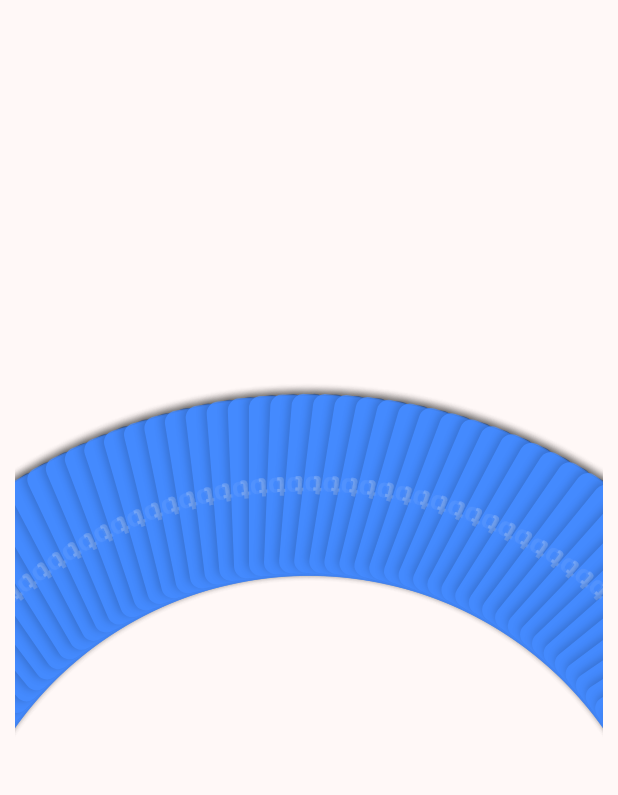
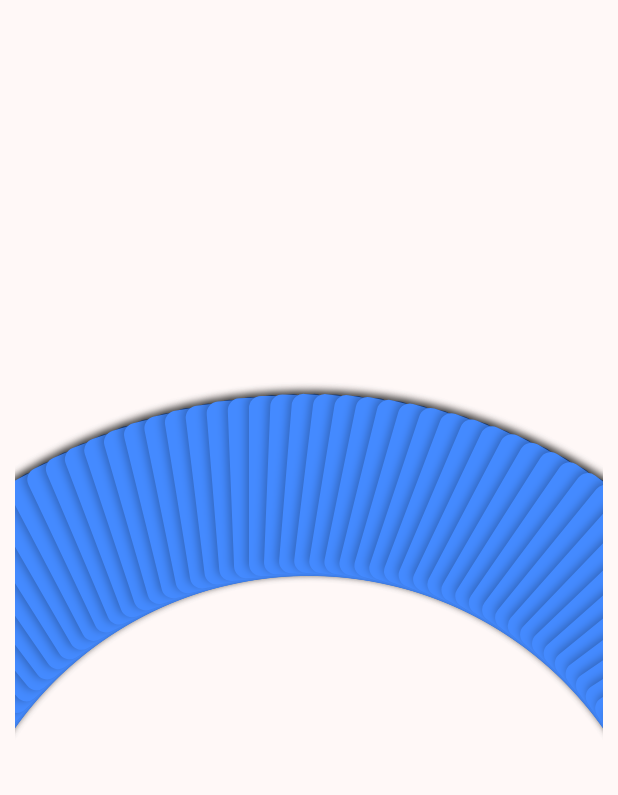
Before and after one commit to lertumpai/goodluck, a Flutter app: the GoodLuckPage screen opened directly, on a phone screen of 412 x 824 dp, the part 84-879 px from its top. Run offline on Flutter 3.47's test engine with Material 2 defaults, Android fonts, the light colour scheme and no system bars.

Commit message:
curve card and animation

```diff
--- a/lib/tarots/screens/goodluck.dart
+++ b/lib/tarots/screens/goodluck.dart
@@ -9,8 +9,6 @@ class CurvedCardDisplay extends StatefulWidget {
 
 class _CurvedCardDisplayState extends State<CurvedCardDisplay> with SingleTickerProviderStateMixin {
   late AnimationController _controller;
-  late Animation<double> _animation;
-
   final int numCards = 78;
   final double radius = 300;
 
@@ -18,16 +16,9 @@ class _CurvedCardDisplayState extends State<CurvedCardDisplay> with SingleTicker
   void initState() {
     super.initState();
     _controller = AnimationController(
-      duration: const Duration(seconds: 3),
+      duration: const Duration(seconds: 1, milliseconds: 200),
       vsync: this,
-    );
-
-    _animation = CurvedAnimation(
-      parent: _controller,
-      curve: Curves.easeInOut,
-    );
-
-    _controller.forward();
+    )..forward();
   }
 
   @override
@@ -38,28 +29,41 @@ class _CurvedCardDisplayState extends State<CurvedCardDisplay> with SingleTicker
 
   @override
   Widget build(BuildContext context) {
+    double screenWidth = MediaQuery.of(context).size.width;
+
     return Center(
       child: Transform.rotate(
-        angle: pi, // Rotate the entire card display by 180 degrees
+        angle: pi,
         child: SizedBox(
           width: double.infinity,
           height: 600,
           child: Stack(
             children: List.generate(numCards, (index) {
-              double angle = (index / numCards) * pi; // Distribute cards along a half-circle
-              double xPos = radius * cos(angle) + MediaQuery.of(context).size.width / 2 - 50;
-              double yPos = radius * sin(angle); // Adjust the vertical position
+              double angle = (index / numCards) * pi; // Final position angle along the curve
+
+              double xPos = radius * cos(angle) + screenWidth / 2 - 50;
+              double yPos = radius * sin(angle);
+
+              // Control the appearance of each card based on the animation progress
+              Animation<double> animation = CurvedAnimation(
+                parent: _controller,
+                curve: Interval(
+                  index / numCards,
+                  (index + 1) / numCards,
+                  curve: Curves.easeInOut,
+                ),
+              );
 
               return AnimatedBuilder(
-                animation: _animation,
+                animation: animation,
                 builder: (context, child) {
                   return Positioned(
                     left: xPos,
                     top: yPos,
                     child: Transform.rotate(
-                      angle: angle - pi / 2, // Rotate each card to align with the curve
+                      angle: angle - pi / 2,
                       child: Opacity(
-                        opacity: _animation.value,
+                        opacity: animation.value, // Gradually show each card
                         child: CardWidget(index: index + 1),
                       ),
                     ),
```
